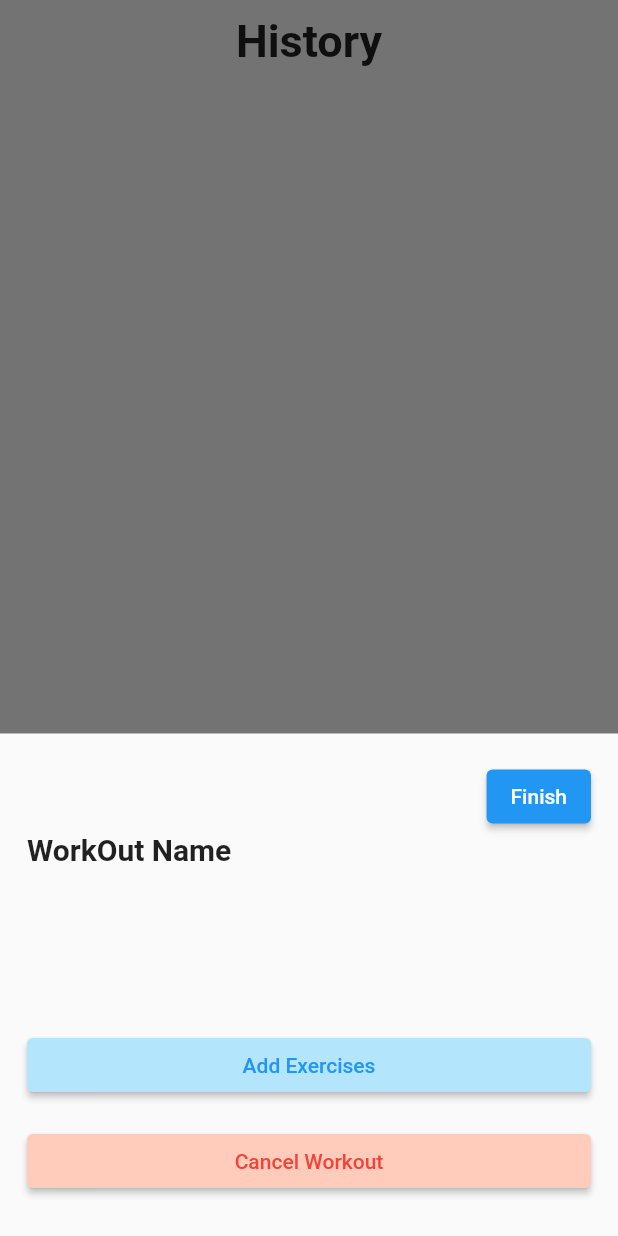
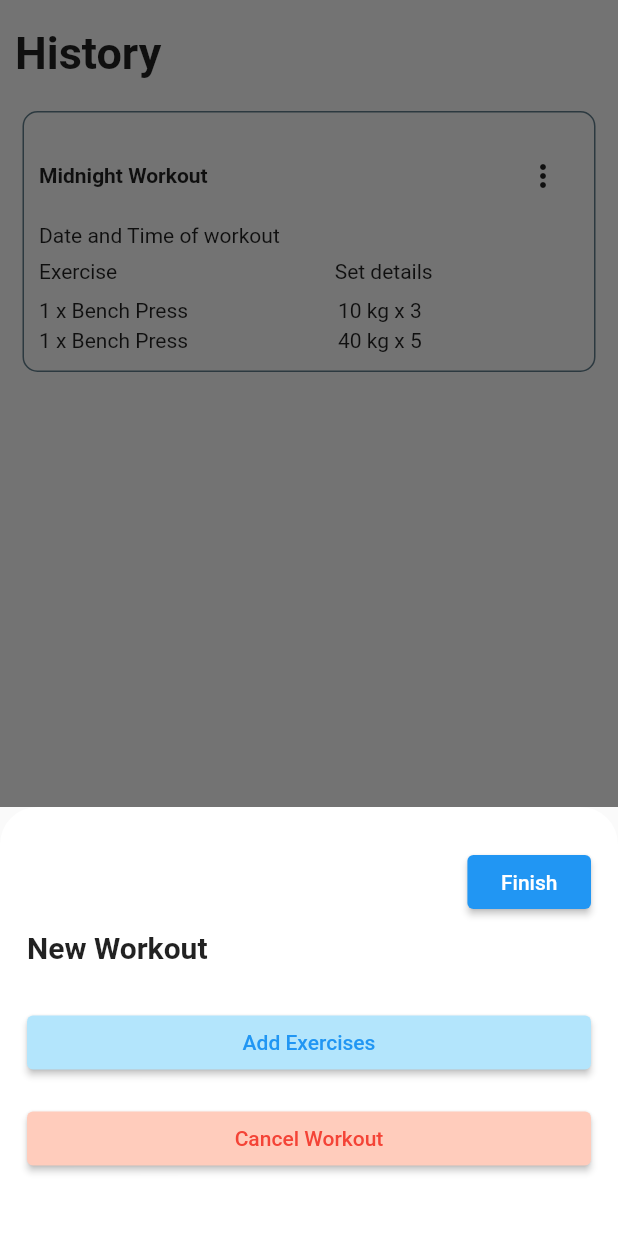
Before and after one commit to Obinna-e/Magic-Test, a Flutter app: the screen it shows after launch, item 2 of the bottom bar chosen, after a tap on the "add" icon, on a phone screen of 412 x 824 dp. Run offline on Flutter 3.47's test engine with Material 2 defaults, Android fonts, the light colour scheme and no system bars.

Commit message:
single workout recorded UI done

```diff
--- /dev/null
+++ b/lib/constants/widgets/customButton.dart
@@ -0,0 +1,39 @@
+import 'package:flutter/material.dart';
+
+import '../styles.dart';
+
+class CustomButton extends StatelessWidget {
+  final double width;
+  final String title;
+  final VoidCallback? onTap;
+  final Color? textColor;
+  final Color? buttonColor;
+
+  const CustomButton({
+    Key? key,
+    required this.width,
+    required this.title,
+    this.onTap,
+    this.textColor,
+    this.buttonColor,
+  }) : super(key: key);
+
+  @override
+  Widget build(BuildContext context) {
+    return Padding(
+      padding: defaultPadding,
+      child: SizedBox(
+        width: width,
+        child: ElevatedButton(
+            style: ButtonStyle(
+                backgroundColor:
+                    MaterialStateProperty.all(buttonColor ?? Colors.blue)),
+            onPressed: onTap,
+            child: Text(
+              title,
+              style: TextStyle(color: textColor ?? Colors.white),
+            )),
+      ),
+    );
+  }
+}
--- /dev/null
+++ b/lib/pages/RecordedWorkoutPage/recordedWorkoutPage.dart
@@ -0,0 +1,135 @@
+import 'package:flutter/material.dart';
+import 'package:magic_seniordev_test/constants/styles.dart';
+
+import './widgets/recordedWorkoutList.dart';
+
+class RecordedWorkoutScreen extends StatelessWidget {
+  const RecordedWorkoutScreen({Key? key}) : super(key: key);
+
+  @override
+  Widget build(BuildContext context) {
+    return Column(
+      crossAxisAlignment: CrossAxisAlignment.start,
+      children: <Widget>[
+        const Padding(
+          padding: defaultPadding,
+          child: Text(
+            'History',
+            style: TextStyle(fontSize: 30, fontWeight: FontWeight.bold),
+          ),
+        ),
+        Padding(
+          padding: defaultPadding,
+          child: Container(
+            margin: const EdgeInsets.all(5.0),
+            padding: const EdgeInsets.all(10.0),
+            decoration: BoxDecoration(
+              border: Border.all(color: Colors.blueGrey),
+              borderRadius: BorderRadius.circular(10.0),
+            ),
+            child: Column(
+              crossAxisAlignment: CrossAxisAlignment.start,
+              children: [
+                //TODO: Make this dynamic with dateTime
+                Padding(
+                  padding: defaultPadding,
+                  child: Row(
+                    children: [
+                      Text(
+                        'Midnight Workout',
+                        style: TextStyle(
+                          fontWeight: FontWeight.bold,
+                        ),
+                      ),
+                      Spacer(),
+                      // IconButton(
+                      //   onPressed: () {},
+                      //   icon: Icon(Icons.more_horiz),
+                      // ),
+                      PopupMenuButton<Widget>(
+                        itemBuilder: (BuildContext context) => [
+                          PopupMenuItem(
+                            child: Row(
+                              children: [
+                                Text(
+                                  'Delete Workout',
+                                  style: TextStyle(color: Colors.red),
+                                ),
+                                Spacer(),
+                                Icon(
+                                  Icons.delete,
+                                  color: Colors.red,
+                                ),
+                              ],
+                            ),
+                            onTap: () {},
+                          ),
+                          PopupMenuDivider(),
+                          PopupMenuItem(
+                            child: Row(
+                              children: [
+                                Text('Edit Workout'),
+                                Spacer(),
+                                Icon(Icons.edit),
+                              ],
+                            ),
+                            onTap: () {},
+                          ),
+                        ],
+                      ),
+                    ],
+                  ),
+                ),
+                Text('Date and Time of workout'),
+                Padding(
+                  padding: defaultPadding,
+                  child: Row(
+                    children: [
+                      Text('Exercise'),
+                      SizedBox(
+                        width: 145,
+                      ),
+                      Text('Set details'),
+                    ],
+                  ),
+                ),
+                Row(
+                  children: [
+                    Padding(
+                      padding: EdgeInsets.only(top: 2, bottom: 2),
+                      child: Text('1 x Bench Press'),
+                    ),
+                    SizedBox(
+                      width: 100,
+                    ),
+                    Padding(
+                      padding: EdgeInsets.only(top: 2, bottom: 2),
+                      child: Text('10 kg x 3'),
+                    ),
+                  ],
+                ),
+                //TODO: Make this a listView
+                Row(
+                  children: [
+                    Padding(
+                      padding: EdgeInsets.only(top: 2, bottom: 2),
+                      child: Text('1 x Bench Press'),
+                    ),
+                    SizedBox(
+                      width: 100,
+                    ),
+                    Padding(
+                      padding: EdgeInsets.only(top: 2, bottom: 2),
+                      child: Text('40 kg x 5'),
+                    ),
+                  ],
+                ),
+              ],
+            ),
+          ),
+        ),
+        // RecordedWorkoutList(),
+      ],
+    );
+  }
+}
--- a/lib/pages/homePage/homePage.dart
+++ b/lib/pages/homePage/homePage.dart
@@ -1,9 +1,9 @@
 // ignore: file_names
 import 'package:flutter/material.dart';
 
+import '../RecordedWorkoutPage/recordedWorkoutPage.dart';
 import '../modalPage/customModal.dart';
-import '../workoutHistoryPage/workoutListScreen.dart';
-import 'widgets/workoutScreen.dart';
+import './widgets/workoutScreen.dart';
 
 class MyHomePage extends StatefulWidget {
   const MyHomePage({Key? key}) : super(key: key);
@@ -26,7 +26,7 @@ class _MyHomePageState extends State<MyHomePage> {
 
     const List<Widget> _pages = [
       WorkOutScreen(),
-      ListOfWorkouts(),
+      RecordedWorkoutScreen(),
     ];
 
     return Scaffold(
--- a/lib/pages/homePage/widgets/workoutScreen.dart
+++ b/lib/pages/homePage/widgets/workoutScreen.dart
@@ -2,6 +2,7 @@ import 'dart:ui';
 import 'package:flutter/material.dart';
 
 import 'package:magic_seniordev_test/constants/styles.dart';
+import 'package:magic_seniordev_test/constants/widgets/customButton.dart';
 import '../../modalPage/customModal.dart';
 import 'popularWorkOuts.dart';
 
@@ -31,18 +32,20 @@ class WorkOutScreen extends StatelessWidget {
         ),
         Padding(
           padding: defaultPadding,
-          child: Container(
-            width: width * 0.99,
-            child: ElevatedButton(
-                onPressed: () {
+          child: SizedBox(
+              width: width * 0.99,
+              child: CustomButton(
+                title: 'Create New Workout',
+                width: width * 0.98,
+                onTap: () {
                   showModalBottomSheet(
                       context: context,
+                      backgroundColor: Colors.transparent,
                       builder: (context) {
-                        return ModalBottomSheet();
+                        return const ModalBottomSheet();
                       });
                 },
-                child: Text('Create new workout')),
-          ),
+              )),
         ),
         const Padding(
           padding: defaultPadding,
--- a/lib/pages/modalPage/customModal.dart
+++ b/lib/pages/modalPage/customModal.dart
@@ -1,4 +1,5 @@
 import 'package:flutter/material.dart';
+import 'package:magic_seniordev_test/constants/widgets/customButton.dart';
 
 import 'package:magic_seniordev_test/pages/modalPage/widgets/workoutList.dart';
 import 'package:magic_seniordev_test/providers/recordedWorkOut.dart';
@@ -36,15 +37,23 @@ class _ModalBottomSheetState extends State<ModalBottomSheet> {
 
     return Consumer2<WorkOutDataProvider, RecordedWorkOutProvider>(
         builder: (context, data, data2, child) {
-      return SingleChildScrollView(
+      return Container(
+        decoration: const BoxDecoration(
+            color: Colors.white,
+            borderRadius: BorderRadius.only(
+                topLeft: Radius.circular(25.0),
+                topRight: Radius.circular(25.0))),
+        child: SingleChildScrollView(
           child: Padding(
             padding: const EdgeInsets.all(18.0),
             child: Column(
               children: [
                 Align(
                     alignment: Alignment.topRight,
-                child: ElevatedButton(
-                    onPressed: () {
+                    child: CustomButton(
+                      title: 'Finish',
+                      width: width * 0.2,
+                      onTap: () {
                         for (var i = 0; i < data.selectedWorkouts.length; i++) {
                           data2.addWorkout(RecordedWorkOutModel(
                               workout: data.selectedWorkouts[i],
@@ -52,16 +61,14 @@ class _ModalBottomSheetState extends State<ModalBottomSheet> {
                               weigth: _weight,
                               set: _set));
                         }
-
                         Navigator.pop(context);
                         data.clearWorkout();
                       },
-                    child: const Text('Finish')),
-              ),
+                    )),
                 const Align(
                   alignment: Alignment.topLeft,
                   child: Text(
-                  'WorkOut Name',
+                    'New Workout',
                     style: TextStyle(fontWeight: FontWeight.bold, fontSize: 20),
                   ),
                 ),
@@ -74,16 +81,14 @@ class _ModalBottomSheetState extends State<ModalBottomSheet> {
                   },
                 ),
                 const SizedBox(
-                height: 100,
+                  height: 20,
                 ),
-              Padding(
-                padding: defaultPadding,
-                child: Container(
+                CustomButton(
                   width: width * 0.98,
-                  child: ElevatedButton(
-                    style: ElevatedButton.styleFrom(
-                        primary: Colors.lightBlue[100]),
-                    onPressed: () {
+                  title: 'Add Exercises',
+                  textColor: Colors.blue,
+                  buttonColor: Colors.lightBlue[100],
+                  onTap: () {
                     showDialog(
                         context: context,
                         builder: (BuildContext context) {
@@ -91,31 +96,22 @@ class _ModalBottomSheetState extends State<ModalBottomSheet> {
                               height: height, width: width);
                         });
                   },
-                    child: const Text(
-                      'Add Exercises',
-                      style: TextStyle(color: Colors.blue),
-                    ),
-                  ),
-                ),
                 ),
                 Padding(
-                padding: defaultPadding,
-                child: SizedBox(
+                  padding: const EdgeInsets.only(bottom: 15.0),
+                  child: CustomButton(
                     width: width * 0.98,
-                  child: ElevatedButton(
-                      style: ElevatedButton.styleFrom(
-                          primary: Colors.deepOrange[100]),
-                      onPressed: () {
+                    title: 'Cancel Workout',
+                    textColor: Colors.red,
+                    buttonColor: Colors.deepOrange[100],
+                    onTap: () {
                       data.clearWorkout();
                       Navigator.pop(context);
                     },
-                      child: const Text(
-                        'Cancel Workout',
-                        style: TextStyle(color: Colors.red),
-                      )),
                   ),
                 ),
               ],
+            ),
           ),
         ),
       );
--- a/lib/pages/modalPage/widgets/workoutList.dart
+++ b/lib/pages/modalPage/widgets/workoutList.dart
@@ -25,11 +25,7 @@ class EditWorkout extends StatelessWidget {
         itemCount: workoutProvider.selectedWorkouts.length,
         itemBuilder: (context, index) {
           final workout = workoutProvider.selectedWorkouts[index];
-
-          // gesture detection
-          return GestureDetector(
-            onLongPress: () => workoutProvider.removeWorkout(workout),
-            child: Column(
+          return Column(
             crossAxisAlignment: CrossAxisAlignment.start,
             children: [
               Padding(
@@ -113,7 +109,6 @@ class EditWorkout extends StatelessWidget {
                 ],
               )
             ],
-            ),
           );
         },
       );
--- a/lib/pages/workoutHistoryPage/workoutListScreen.dart
+++ /dev/null
@@ -1,21 +0,0 @@
-import 'package:flutter/material.dart';
-
-import './widgets/recordedWorkoutList.dart';
-
-class ListOfWorkouts extends StatelessWidget {
-  const ListOfWorkouts({Key? key}) : super(key: key);
-
-  @override
-  Widget build(BuildContext context) {
-    return Column(
-      mainAxisAlignment: MainAxisAlignment.start,
-      children: const <Widget>[
-        Text(
-          'History',
-          style: TextStyle(fontSize: 30, fontWeight: FontWeight.bold),
-        ),
-        RecordedWorkoutList(),
-      ],
-    );
-  }
-}
```
Also changed, not shown: lib/pages/RecordedWorkoutPage/widgets/recordedWorkoutList.dart (renamed from lib/pages/workoutHistoryPage/widgets/recordedWorkoutList.dart). Lines whose indentation alone changed are shown as unchanged.
